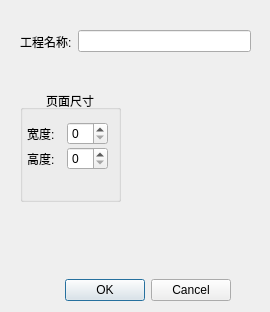
The window that dialog.ui (yjdwbj/ui-tools) describes before a commit, drawn with Qt 5.
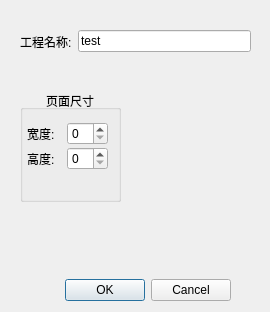
The same window after the commit.

Diff of the .ui file:
```diff
--- a/dialog.ui
+++ b/dialog.ui
@@ -95,7 +95,7 @@
     </layout>
    </widget>
   </widget>
-  <widget class="QWidget" name="">
+  <widget class="QWidget" name="layoutWidget">
    <property name="geometry">
     <rect>
      <x>20</x>
@@ -114,6 +114,9 @@
     </item>
     <item>
      <widget class="QLineEdit" name="lineEdit">
+      <property name="text">
+       <string>test</string>
+      </property>
       <property name="maxLength">
        <number>255</number>
       </property>
```
